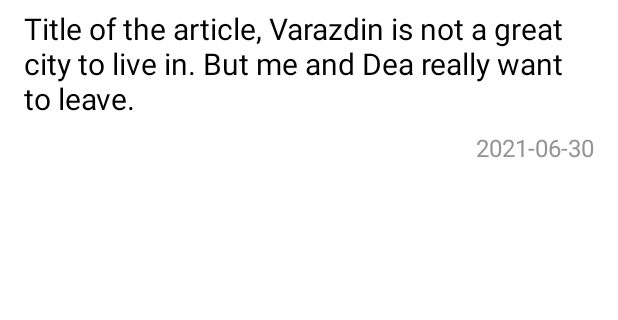
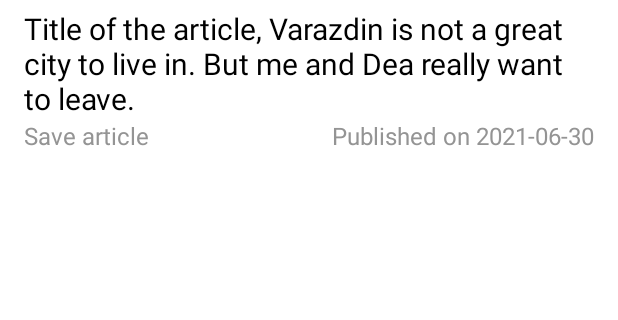
Before and after one commit to cecelja/MyNews, an Android app: the layout list_item.xml on its own in the app's theme, with its tools: preview values and no code run, on a phone screen of 412 x 824 dp, the part 450-770 px from its top. Run offline under Robolectric (Android 15) with nearby library versions, the phone set to English and light mode, and no system bars.

Commit message:
Commit 1.05

```diff
--- a/app/src/main/java/com/example/mynews/Story.java
+++ b/app/src/main/java/com/example/mynews/Story.java
@@ -13,7 +13,7 @@ public class Story {
     private String mURL;
     private Bitmap mThumbnail;
     private String mTitle;
-    private String mAuthor;
+    private String mBodyText;
     private String mDate;
 
     public Story(String url, Bitmap thumb, String title, String date){
@@ -40,4 +40,6 @@ public class Story {
 
     //Returns the date of the given Story
     public String getmDate(){return mDate;}
+
+    //Returns bodytext of the given story
 }
--- a/app/src/main/java/com/example/mynews/TechFragment.java
+++ b/app/src/main/java/com/example/mynews/TechFragment.java
@@ -23,9 +23,7 @@ import java.util.ArrayList;
 public class TechFragment extends Fragment implements LoaderManager.LoaderCallbacks<ArrayList<Story>> {
 
     private StoryArrayAdapter mAdapter;
-    private static final String GUARDIAN_URL_2 = "https://content.guardianapis.com/search?q=technology" +
-            "&show-fields=thumbnail,trailText,headline" +
-            "&show-references=author&order-by=newest&section=technology&api-key=test";
+    private static final String GUARDIAN_URL_2 = "https://content.guardianapis.com/search?q=technology&show-fields=thumbnail,trailText,headline,BodyText&show-references=author&order-by=newest&section=technology&api-key=test";
 
     @Nullable
     @org.jetbrains.annotations.Nullable
--- a/app/src/main/res/layout/list_item.xml
+++ b/app/src/main/res/layout/list_item.xml
@@ -1,6 +1,5 @@
 <?xml version="1.0" encoding="utf-8"?>
 <LinearLayout
-
     xmlns:android="http://schemas.android.com/apk/res/android"
     android:layout_width="match_parent"
     xmlns:tools="http://schemas.android.com/tools"
@@ -29,6 +28,25 @@
         android:textAlignment="textStart"
         android:textSize="20sp"
         tools:text="Title of the article, Varazdin is not a great city to live in. But me and Dea really want to leave." />
+    <LinearLayout
+        android:layout_width="match_parent"
+        android:layout_height="wrap_content"
+        android:gravity="center"
+        android:orientation="horizontal">
+
+        <TextView
+            android:id="@+id/d"
+            android:layout_width="wrap_content"
+            android:layout_height="wrap_content"
+            android:layout_marginRight="16dp"
+            android:layout_weight="1"
+            android:layout_marginLeft="16dp"
+            android:layout_marginTop="8dp"
+            android:layout_marginBottom="8dp"
+            android:textColor="#949494"
+            tools:text="Save article"
+            android:layout_gravity="start"
+            android:textSize="16sp"/>
 
         <TextView
             android:id="@+id/date"
@@ -39,7 +57,10 @@
             android:layout_marginTop="8dp"
             android:layout_marginBottom="8dp"
             android:textColor="#949494"
-        tools:text="2021-06-30"
+            tools:text="Published on 2021-06-30"
             android:layout_gravity="end"
             android:textSize="16sp"/>
+
     </LinearLayout>
+
+</LinearLayout>
--- a/app/src/main/res/layout/saved_activity.xml
+++ b/app/src/main/res/layout/saved_activity.xml
@@ -5,6 +5,7 @@
     android:layout_height="match_parent">
 
     <TextView
+        android:id="@+id/savedtext"
         android:layout_width="wrap_content"
         android:layout_height="wrap_content"
         android:text="You cannot save right now."
```
Also changed, not shown: app/src/main/AndroidManifest.xml (+0 -20 lines), app/src/main/java/com/example/mynews/SavedActivity.java (deleted, +0 -17 lines), app/src/main/java/com/example/mynews/SavedFragment.java (+20 -0 lines), app/src/main/java/com/example/mynews/SavedStoryContract.java (added, +26 -0 lines), app/src/main/java/com/example/mynews/SavedStoryDbHelper.java (added, +26 -0 lines), app/src/main/java/com/example/mynews/SearchActivity.java (deleted, +0 -17 lines), app/src/main/java/com/example/mynews/StoryArrayAdapter.java (+0 -23 lines). Lines whose indentation alone changed are shown as unchanged.
